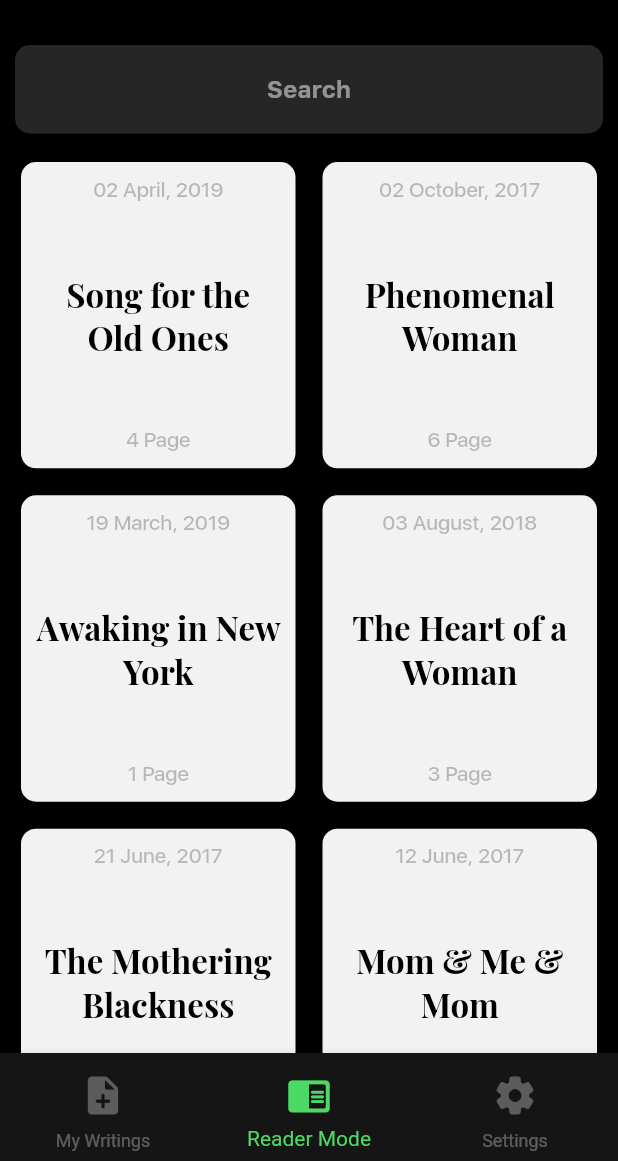
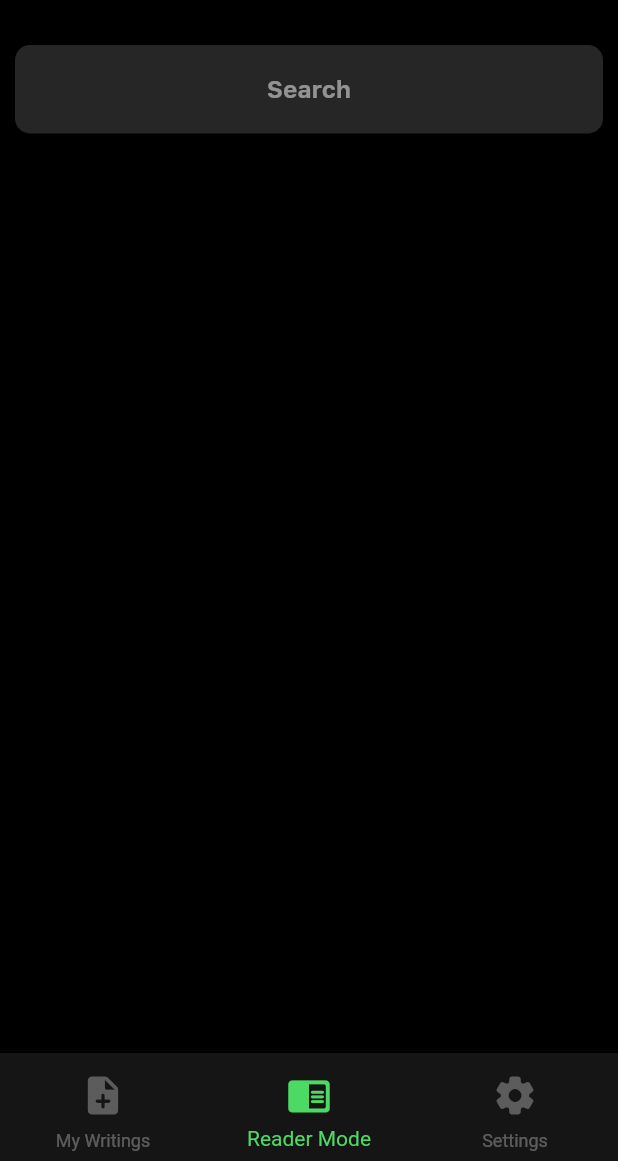
Before and after one commit to pawanparihar05/Write_, a Flutter app: the screen it shows after launch, item 2 of the bottom bar chosen, on a phone screen of 412 x 824 dp, the part 75-1236 px from its top. Run offline on Flutter 3.47's test engine with Material 2 defaults, Android fonts, the phone set to English and light mode, and no system bars; our stand-ins replace flutter_svg, sqflite; accounts and stored records are empty; project files that could hold a hidden picture were left out.

Commit message:
- reader mode list page done - create note screen fully functional (no search yet) - Todo.dart added

```diff
--- a/lib/screens/pages/reader_mode_page.dart
+++ b/lib/screens/pages/reader_mode_page.dart
@@ -1,5 +1,10 @@
+import 'dart:async';
+
 import 'package:flutter/material.dart';
+import 'package:write_it_down/SQLHelper.dart';
+import 'package:write_it_down/Utils.dart';
 import 'package:write_it_down/constants/colors.dart';
+import 'package:write_it_down/constants/dbConstants.dart';
 import 'package:write_it_down/constants/dimens.dart';
 import 'package:write_it_down/screens/read_note_screen.dart';
 import 'package:write_it_down/widgets/note_item.dart';
@@ -13,44 +18,36 @@ class ReaderModePage extends StatefulWidget {
 
 /// CONSTRUCTOR
 class _ReaderModePageState extends State<ReaderModePage> {
-  final List notesList = [
-    const NoteItem(
-        date: "02 April, 2019",
-        title: "Song for the Old Ones",
-        numberOfPages: 4),
-    const NoteItem(
-        date: "02 October, 2017", title: "Phenomenal Woman", numberOfPages: 6),
-    const NoteItem(
-        date: "19 March, 2019", title: "Awaking in New York", numberOfPages: 1),
-    const NoteItem(
-        date: "03 August, 2018",
-        title: "The Heart of a Woman ",
-        numberOfPages: 3),
-    const NoteItem(
-        date: "21 June, 2017",
-        title: "The Mothering Blackness",
-        numberOfPages: 1),
-    const NoteItem(
-        date: "12 June, 2017", title: "Mom & Me & Mom", numberOfPages: 2),
-    const NoteItem(
-        date: "02 April, 2019",
-        title: "Song for the Old Ones",
-        numberOfPages: 4),
-    const NoteItem(
-        date: "02 October, 2017", title: "Phenomenal Woman", numberOfPages: 6),
-    const NoteItem(
-        date: "19 March, 2019", title: "Awaking in New York", numberOfPages: 1),
-    const NoteItem(
-        date: "03 August, 2018",
-        title: "The Heart of a Woman ",
-        numberOfPages: 3),
-    const NoteItem(
-        date: "21 June, 2017",
-        title: "The Mothering Blackness",
-        numberOfPages: 1),
-    const NoteItem(
-        date: "12 June, 2017", title: "Mom & Me & Mom", numberOfPages: 2),
-  ];
+  List<Map<String, dynamic>> fetchedNotesList = [];
+  /// APP INIT STATE (onCreate)
+  @override
+  void initState() {
+    super.initState();
+    //fetch notes from db
+    fetchNotes();
+  }
+
+  /// ON COMING BACK TO PAGE (onResume)
+  FutureOr onComingBack(dynamic value) {
+    //refresh data
+    fetchNotes();
+    //set state
+    setState(() {});
+  }
+
+  /// NAVIGATES TO GIVEN ROUTE AND HANDLES onResume for the screen
+  void navigateWithResumeHandle(Route route) {
+    // go to create note screen, handle on coming back as well
+    Navigator.push(context, route).then(onComingBack);
+  }
+
+  /// FETCH ALL NOTES FROM DB
+  fetchNotes() async {
+    final data = await SQLHelper.getAllNotes();
+    setState(() {
+      fetchedNotesList = data;
+    });
+  }
 
   /// ON GRID ITEM CLICKED
   void onItemClicked() {
@@ -100,17 +97,30 @@ class _ReaderModePageState extends State<ReaderModePage> {
                 child: GridView.builder(
                   physics: const BouncingScrollPhysics(),
                   primary: false,
-                  itemCount: notesList.length,
+                  itemCount: fetchedNotesList.length,
+                  // to make room for AddNote()
                   gridDelegate: const SliverGridDelegateWithFixedCrossAxisCount(
-                    crossAxisCount: 2,
                     crossAxisSpacing: 10.0,
                     mainAxisSpacing: 10.0,
+                    crossAxisCount: 2,
                     childAspectRatio: 0.9,
                   ),
                   itemBuilder: (BuildContext context, int index) {
+                    final Map<String, dynamic> correctedIndexNote =
+                    fetchedNotesList[index];
                     return GestureDetector(
-                      onTap: onItemClicked, // custom item click
-                      child: notesList[index], // item list
+                      // onTap: () {
+                      //   //edit note click
+                      //   handleEditNote(
+                      //       fetchedNotesList[fieldNoteID],
+                      //       fetchedNotesList[fieldNoteTitle],
+                      //       fetchedNotesList[fieldNoteBody]);
+                      // },
+                      child: NoteItem(
+                        date: Utils.convertTimeFormat(correctedIndexNote[fieldNoteCreatedAt]),
+                        title: correctedIndexNote[fieldNoteTitle],
+                        numberOfPages: 1,
+                      ),
                     );
                   },
                 ),
--- a/lib/widgets/note_item.dart
+++ b/lib/widgets/note_item.dart
@@ -6,9 +6,10 @@ class NoteItem extends StatelessWidget {
   /// PARAMS
   final String date, title;
   final int numberOfPages;
+  String titleFinal = "New Note";
 
   /// CONSTRUCTOR
-  const NoteItem(
+  NoteItem(
       {Key? key,
       required this.date,
       required this.title,
@@ -17,6 +18,11 @@ class NoteItem extends StatelessWidget {
 
   @override
   Widget build(BuildContext context) {
+    //title empty check
+    if (title.isNotEmpty) {
+      titleFinal = title;
+    }
+
     return Card(
       color: cardBgWhite,
       shape: RoundedRectangleBorder(
@@ -38,7 +44,7 @@ class NoteItem extends StatelessWidget {
               ),
             ),
             Text(
-              title,
+              titleFinal,
               textAlign: TextAlign.center,
               maxLines: 2,
               overflow: TextOverflow.ellipsis,
```
Also changed, not shown: lib/TODOs.dart (added, +7 -0 lines), lib/screens/create_note_screen.dart (+107 -11 lines).
